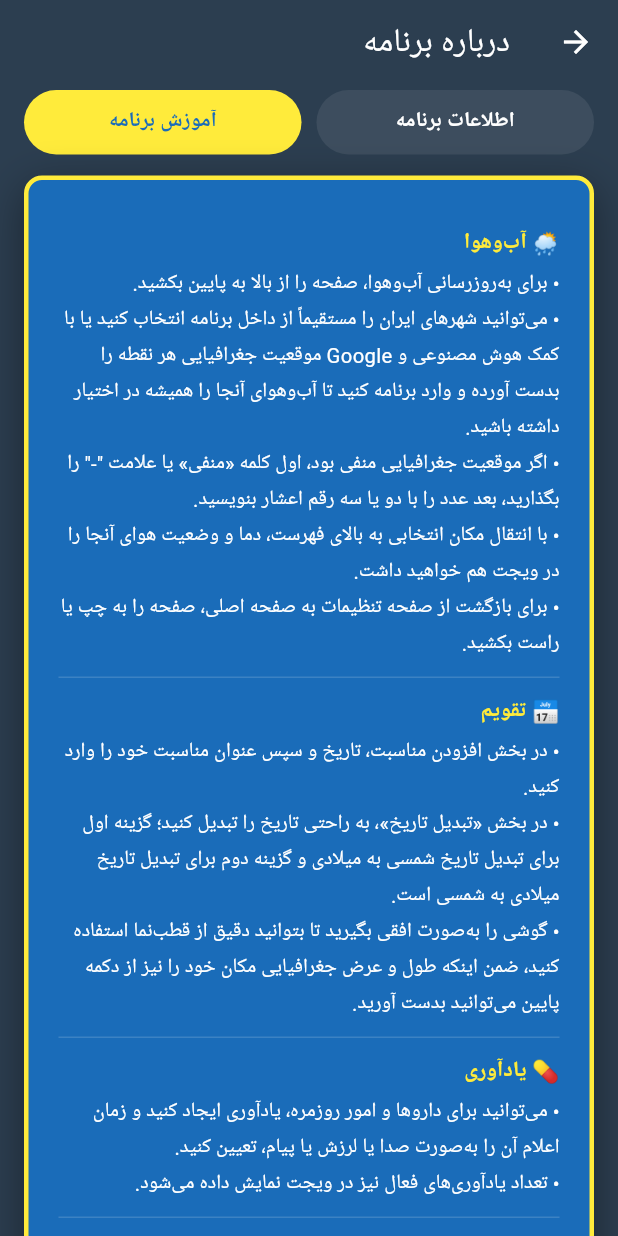
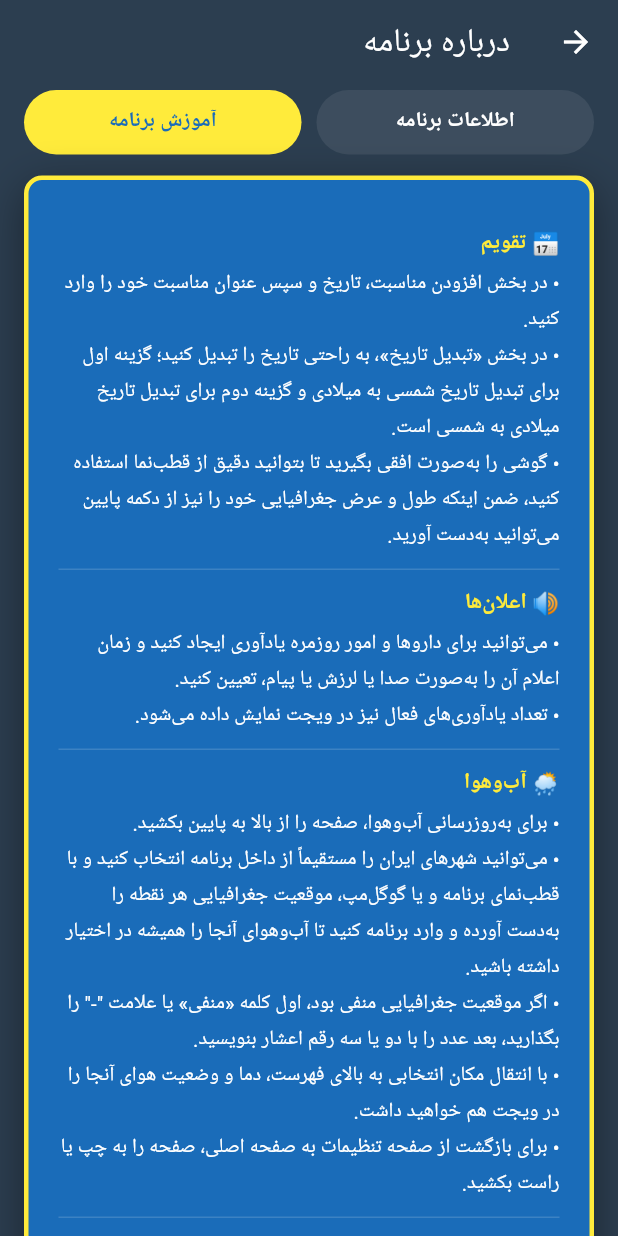
Before and after one commit to jozeranjbar/MyAssistant, a Flutter app: the AboutScreen screen opened directly, after a tap on "آموزش برنامه", on a phone screen of 412 x 824 dp. Run offline on Flutter 3.47's test engine with Material 3 defaults, Android fonts, the phone set to English and light mode, and no system bars; our stand-ins replace connectivity_plus, flutter_compass, flutter_local_notifications, geolocator, hijri, shamsi_date and 3 more; missing offline and left inert: home_widget, workmanager; accounts and stored records are empty; statements that could not run were skipped.

Commit message:
Update about_screen.dart

```diff
--- a/lib/screens/about_screen.dart
+++ b/lib/screens/about_screen.dart
@@ -72,17 +72,17 @@ class _AboutScreenState extends State<AboutScreen> {
   // ---------------------------------------------------------------------
   static const _infoSections = <(String, String)>[
     (
+      '📅 تقویم',
+      'تقویم کامل شمسی همراه با مناسبت‌های ایرانی و بین‌المللی، تعطیلات رسمی و امکان افزودن مناسبت‌های دلخواه.\n'
+          'امکانات "تبدیل تاریخ" و "قطب‌نما" هم در این بخش قابل استفاده است.',
+    ),
+    (
+      '🔊 اعلان‌ها',
+      'اعلان زنگ بیداری و اعلان یادآوری داروها و امور روزمره، با قابلیت تکرار روزانه، هفتگی یا ساعتی.',
+    ),
+    (
       '🌦️ آب‌وهوای زنده',
       'انتخاب و نمایش آب‌وهوا تا ۴ نقطه و شامل: دما، حداقل حداکثر دما، دمای احساسی، احتمال بارش، رطوبت، سرعت باد، شاخص UV و پیش‌بینی ساعتی و ۱۰ روزه.',
-    ),
-    (
-      '📅 تقویم',
-      'تقویم کامل شمسی همراه با مناسبت‌های ایرانی و بین‌المللی، تعطیلات رسمی و امکان افزودن مناسبت‌های دلخواه.\n'
-          'امکانات تبدیل تاریخ و قطب‌نما هم در این بخش قابل استفاده است.',
-    ),
-    (
-      '💊 یادآوری',
-      'یادآوری داروها و امور روزمره با قابلیت تکرار روزانه، هفتگی یا ساعتی و اعلان آنها.',
     ),
     (
       '📊 نمودارساز',
@@ -103,23 +103,23 @@ class _AboutScreenState extends State<AboutScreen> {
   // ---------------------------------------------------------------------
   static const _helpSections = <(String, String)>[
     (
+      '📅 تقویم',
+      '• در بخش افزودن مناسبت، تاریخ و سپس عنوان مناسبت خود را وارد کنید.\n'
+          '• در بخش «تبدیل تاریخ»، به راحتی تاریخ را تبدیل کنید؛ گزینه اول برای تبدیل تاریخ شمسی به میلادی و گزینه دوم برای تبدیل تاریخ میلادی به شمسی است.\n'
+          '• گوشی را به‌صورت افقی بگیرید تا بتوانید دقیق از قطب‌نما استفاده کنید، ضمن اینکه طول و عرض جغرافیایی خود را نیز از دکمه پایین می‌توانید به‌دست آورید.',
+    ),
+    (
+      '🔊 اعلان‌ها',
+      '• می‌توانید برای داروها و امور روزمره یادآوری ایجاد کنید و زمان اعلام آن را به‌صورت صدا یا لرزش یا پیام، تعیین کنید.\n'
+          '• تعداد یادآوری‌های فعال نیز در ویجت نمایش داده می‌شود.',
+    ),
+    (
       '🌦️ آب‌وهوا',
       '• برای به‌روزرسانی آب‌وهوا، صفحه را از بالا به پایین بکشید.\n'
-          '• می‌توانید شهرهای ایران را مستقیماً از داخل برنامه انتخاب کنید یا با کمک هوش مصنوعی و Google موقعیت جغرافیایی هر نقطه را بدست آورده و وارد برنامه کنید تا آب‌وهوای آنجا را همیشه در اختیار داشته باشید.\n'
+          '• می‌توانید شهرهای ایران را مستقیماً از داخل برنامه انتخاب کنید و با قطب‌نمای برنامه و یا گوگل‌مپ، موقعیت جغرافیایی هر نقطه را به‌دست آورده و وارد برنامه کنید تا آب‌وهوای آنجا را همیشه در اختیار داشته باشید.\n'
           '• اگر موقعیت جغرافیایی منفی بود، اول کلمه «منفی» یا علامت "-" را بگذارید، بعد عدد را با دو یا سه رقم اعشار بنویسید.\n'
           '• با انتقال مکان انتخابی به بالای فهرست، دما و وضعیت هوای آنجا را در ویجت هم خواهید داشت.\n'
           '• برای بازگشت از صفحه تنظیمات به صفحه اصلی، صفحه را به چپ یا راست بکشید.',
-    ),
-    (
-      '📅 تقویم',
-      '• در بخش افزودن مناسبت، تاریخ و سپس عنوان مناسبت خود را وارد کنید.\n'
-          '• در بخش «تبدیل تاریخ»، به راحتی تاریخ را تبدیل کنید؛ گزینه اول برای تبدیل تاریخ شمسی به میلادی و گزینه دوم برای تبدیل تاریخ میلادی به شمسی است.\n'
-          '• گوشی را به‌صورت افقی بگیرید تا بتوانید دقیق از قطب‌نما استفاده کنید، ضمن اینکه طول و عرض جغرافیایی مکان خود را نیز از دکمه پایین می‌توانید بدست آورید.',
-    ),
-    (
-      '💊 یادآوری',
-      '• می‌توانید برای داروها و امور روزمره، یادآوری ایجاد کنید و زمان اعلام آن را به‌صورت صدا یا لرزش یا پیام، تعیین کنید.\n'
-          '• تعداد یادآوری‌های فعال نیز در ویجت نمایش داده می‌شود.',
     ),
     (
       '📊 نمودارساز',
@@ -233,7 +233,7 @@ class _AboutScreenState extends State<AboutScreen> {
                                 const Text('📬 ارتباط با ما', style: _featureTitleStyle),
                                 const SizedBox(height: 3),
                                 const Text(
-                                  'برای اطلاع از توسعه برنامه و دریافت به‌روزرسانی‌ها ، با ما در ارتباط باشید',
+                                  'برای اطلاع از توسعه برنامه و دریافت به‌روزرسانی‌ها، با ما در ارتباط باشید.',
                                   style: _contactTextStyle,
                                 ),
                                 const SizedBox(height: 6),
@@ -255,9 +255,9 @@ class _AboutScreenState extends State<AboutScreen> {
                                   text: TextSpan(
                                     style: _contactTextStyle,
                                     children: [
-                                      const TextSpan(text: '✈️ تلگرام:   '),
+                                      const TextSpan(text: '📨 تلگرام:   '),
                                       TextSpan(
-                                        text: 'wajehha@',
+                                        text: '@wajehha',
                                         style: _linkStyle,
                                         recognizer: _telegramRecognizer,
                                       ),
```
